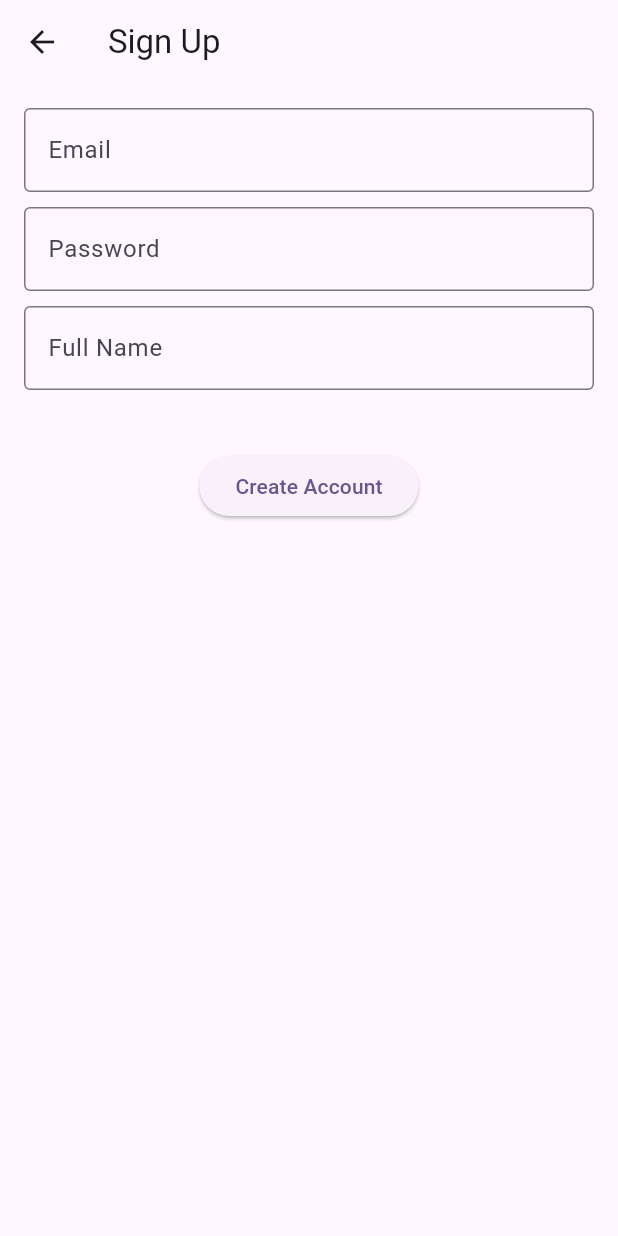
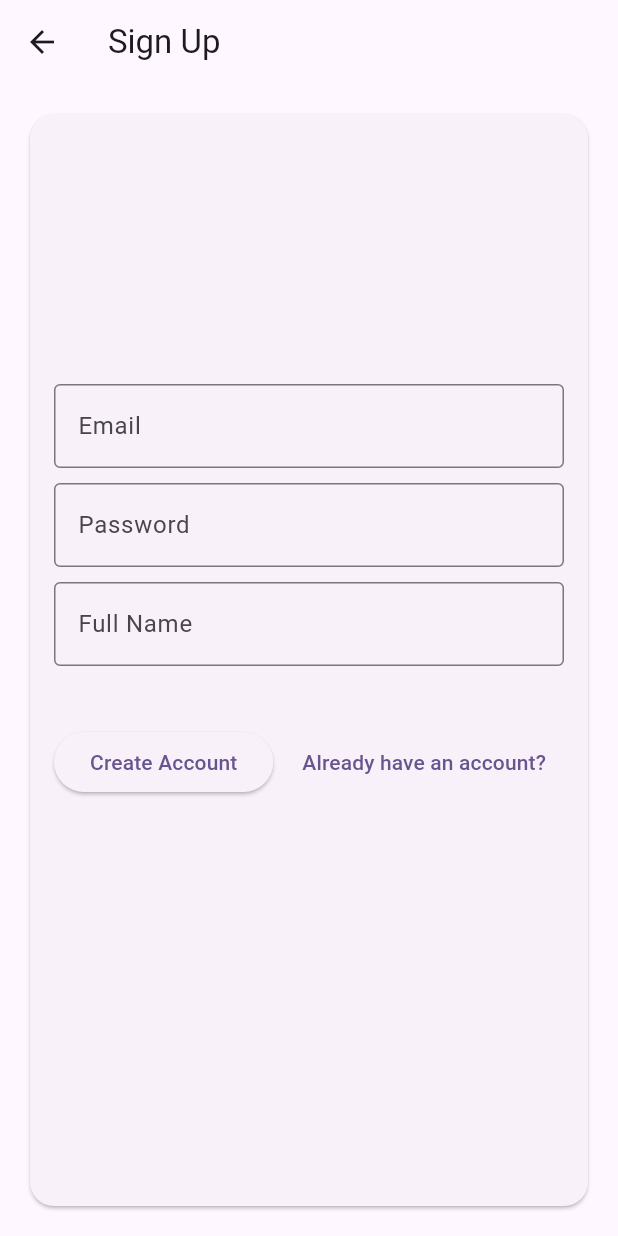
Before and after one commit to kupras06/veggies, a Flutter app: the screen it shows after launch, after a tap on "Sign In", after a tap on "Create a New Account", on a phone screen of 412 x 824 dp. Run offline on Flutter 3.47's test engine with Material 3 defaults, Android fonts, the phone set to English and light mode, and no system bars; our stand-ins replace bloc, dartz, dio, equatable, firebase_auth, firebase_core and 2 more; accounts and stored records are empty.

Commit message:
feat: auth support

```diff
--- a/lib/core/routes/app_router.dart
+++ b/lib/core/routes/app_router.dart
@@ -1,6 +1,7 @@
 import 'package:flutter/material.dart';
 import 'package:veggies/features/auth/pages/login_page.dart';
 import 'package:veggies/features/auth/pages/sign_up_page.dart';
+import 'package:veggies/features/home/home_page.dart';
 
 class AppRouter {
   static const String login = '/auth/login';
@@ -13,6 +14,8 @@ class AppRouter {
         return MaterialPageRoute(builder: (_) => const LoginPage());
       case signup:
         return MaterialPageRoute(builder: (_) => SignUpPage());
+      case home:
+        return MaterialPageRoute(builder: (_) => const HomePage());
       default:
         return MaterialPageRoute(
           builder:
--- a/lib/data/datasources/auth_remote_data_source.dart
+++ b/lib/data/datasources/auth_remote_data_source.dart
@@ -27,6 +27,7 @@ class AuthRemoteDataSourceImpl implements AuthRemoteDataSource {
         email: email,
         password: password,
       );
+      print(userCredential);
       return UserModel.fromFirebaseUser(userCredential.user!);
     } catch (e) {
       if (kDebugMode) {
--- a/lib/features/auth/bloc/auth_event.dart
+++ b/lib/features/auth/bloc/auth_event.dart
@@ -29,3 +29,5 @@ class SignUpRequested extends AuthEvent {
 class SignOutRequested extends AuthEvent {}
 
 class CheckAuthStatus extends AuthEvent {}
+
+class UserDetailsRequested extends AuthEvent {}
--- a/lib/features/auth/pages/login_page.dart
+++ b/lib/features/auth/pages/login_page.dart
@@ -2,6 +2,7 @@ import 'package:flutter/material.dart';
 import 'package:flutter_bloc/flutter_bloc.dart';
 import 'package:veggies/core/routes/app_router.dart';
 import 'package:veggies/features/auth/bloc/auth_bloc.dart';
+import 'package:veggies/features/auth/widgets/auth_layout.dart';
 import 'package:veggies/features/auth/widgets/email_input.dart';
 
 class LoginPage extends StatefulWidget {
@@ -39,9 +40,7 @@ class _LoginPageState extends State<LoginPage> {
   @override
   Widget build(BuildContext context) {
     return Scaffold(
-      appBar: AppBar(title: const Text('Login')),
-      body: Padding(
-        padding: const EdgeInsets.all(16.0),
+      body: AuthLayout(
         child: Form(
           key: _formKey,
           child: BlocConsumer<AuthBloc, AuthState>(
@@ -50,6 +49,13 @@ class _LoginPageState extends State<LoginPage> {
                 ScaffoldMessenger.of(
                   context,
                 ).showSnackBar(SnackBar(content: Text(state.message)));
+              }
+              if (state is AuthAuthenticated) {
+                Navigator.pushNamedAndRemoveUntil(
+                  context,
+                  AppRouter.home,
+                  (route) => false,
+                );
               }
             },
             builder: (context, state) {
@@ -91,6 +97,9 @@ class _LoginPageState extends State<LoginPage> {
                     },
                   ),
                   const SizedBox(height: 24),
+                  Row(
+                    mainAxisAlignment: MainAxisAlignment.spaceBetween,
+                    children: [
                       ElevatedButton(
                         onPressed: () {
                           if (_formKey.currentState?.validate() ?? false) {
@@ -106,9 +115,12 @@ class _LoginPageState extends State<LoginPage> {
                       ),
                       TextButton(
                         onPressed:
-                        () => Navigator.pushNamed(context, AppRouter.signup),
+                            () =>
+                                Navigator.pushNamed(context, AppRouter.signup),
                         // ignore: prefer_const_constructors
                         child: Text('Create a New Account'),
+                      ),
+                    ],
                   ),
                 ],
               );
--- a/lib/features/auth/pages/sign_up_page.dart
+++ b/lib/features/auth/pages/sign_up_page.dart
@@ -1,6 +1,8 @@
 import 'package:flutter/material.dart';
 import 'package:flutter_bloc/flutter_bloc.dart';
+import 'package:veggies/core/routes/app_router.dart';
 import 'package:veggies/features/auth/bloc/auth_bloc.dart';
+import 'package:veggies/features/auth/widgets/auth_layout.dart';
 
 class SignUpPage extends StatelessWidget {
   SignUpPage({super.key});
@@ -12,8 +14,7 @@ class SignUpPage extends StatelessWidget {
   Widget build(BuildContext context) {
     return Scaffold(
       appBar: AppBar(title: const Text('Sign Up')),
-      body: Padding(
-        padding: const EdgeInsets.all(16.0),
+      body: AuthLayout(
         child: BlocConsumer<AuthBloc, AuthState>(
           listener: (context, state) {
             if (state is AuthFailure) {
@@ -53,6 +54,9 @@ class SignUpPage extends StatelessWidget {
                   ),
                 ),
                 const SizedBox(height: 20),
+                Row(
+                  mainAxisAlignment: MainAxisAlignment.spaceBetween,
+                  children: [
                     ElevatedButton(
                       onPressed: () {
                         context.read<AuthBloc>().add(
@@ -65,6 +69,17 @@ class SignUpPage extends StatelessWidget {
                       },
                       child: const Text('Create Account'),
                     ),
+                    TextButton(
+                      onPressed:
+                          () => Navigator.pushNamedAndRemoveUntil(
+                            context,
+                            AppRouter.login,
+                            (route) => false,
+                          ),
+                      child: const Text('Already have an account?'),
+                    ),
+                  ],
+                ),
               ],
             );
           },
--- /dev/null
+++ b/lib/features/auth/widgets/auth_layout.dart
@@ -0,0 +1,28 @@
+import 'package:flutter/material.dart';
+
+class AuthLayout extends StatelessWidget {
+  const AuthLayout({super.key, required this.child});
+
+  final Widget child;
+
+  @override
+  Widget build(BuildContext context) {
+    return Padding(
+      padding: const EdgeInsets.all(16.0),
+      child: Center(
+        child: Card(
+          shape: RoundedRectangleBorder(
+            borderRadius: BorderRadius.circular(16),
+          ),
+          child: Center(
+            child: SizedBox(
+              width: 500,
+              height: 400,
+              child: Padding(padding: const EdgeInsets.all(16.0), child: child),
+            ),
+          ),
+        ),
+      ),
+    );
+  }
+}
```
Also changed, not shown: lib/features/auth/bloc/auth_bloc.dart (+19 -1 lines), lib/features/home/home_page.dart (+104 -5 lines), lib/main.dart (+1 -16 lines), 1 other file. Lines whose indentation alone changed are shown as unchanged.
